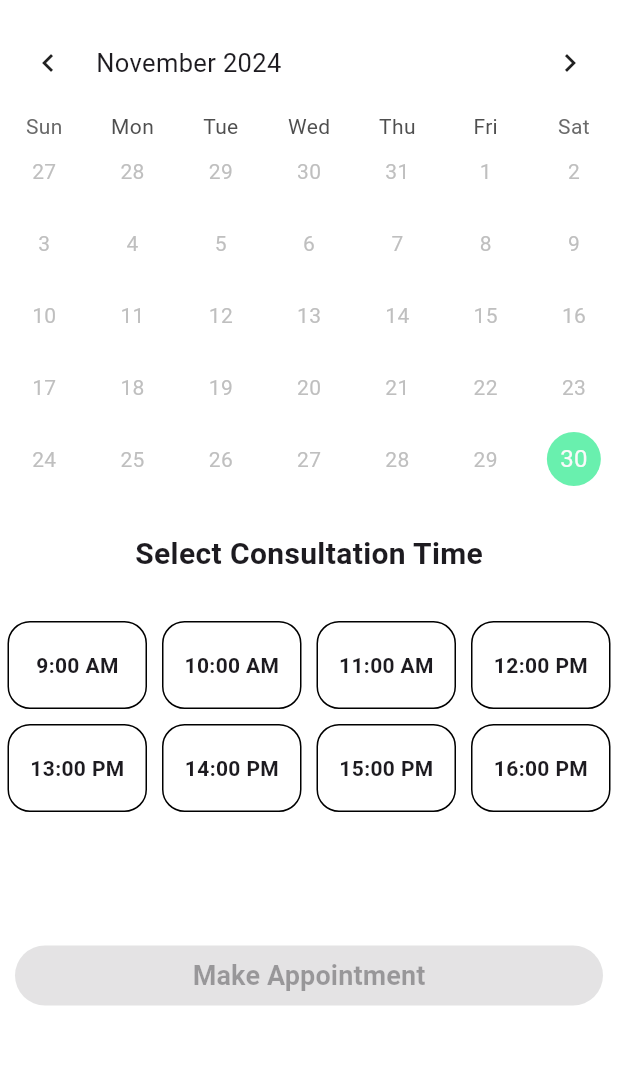
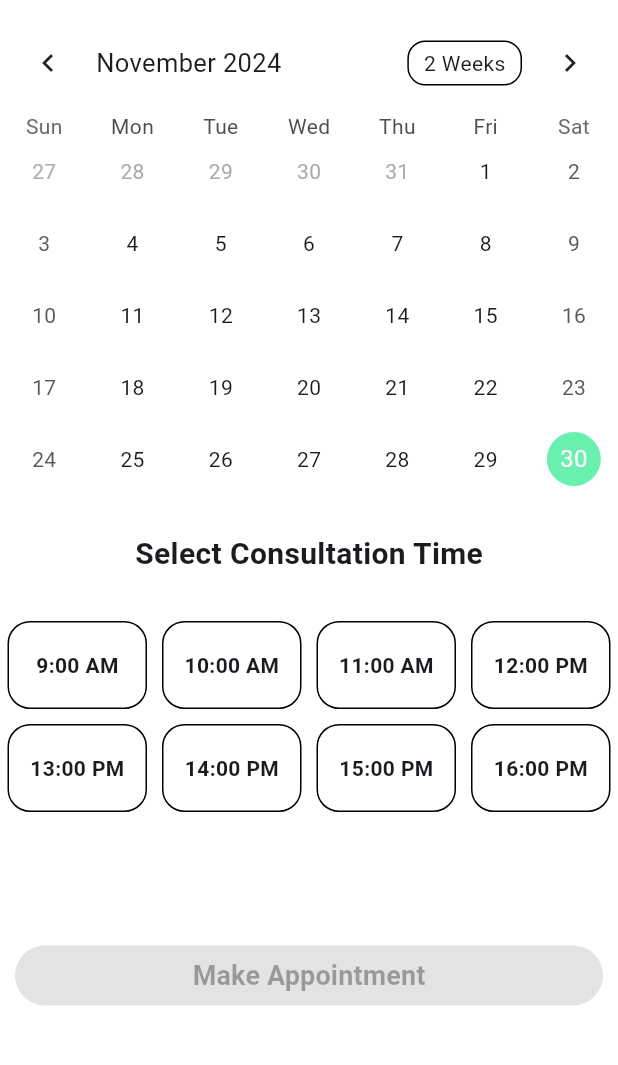
Before and after one commit to natanmuletahunde/DR-Apponitment_app, a Flutter app: the BookingPage screen opened by its route, on a phone screen of 412 x 824 dp, the part 69-1134 px from its top. Run offline on Flutter 3.47's test engine with Material 3 defaults, Android fonts, the phone set to English and light mode, and no system bars; drawn by our look-alikes of table_calendar; our stand-ins replace font_awesome_flutter, lottie.

Commit message:
fix the error in the success_booked.dart

```diff
--- a/lib/screens/booking_page.dart
+++ b/lib/screens/booking_page.dart
@@ -15,7 +15,7 @@ class BookingPage extends StatefulWidget {
 class _BookingPageState extends State<BookingPage> {
   CalendarFormat _format = CalendarFormat.month;
   DateTime _focusDay = DateTime.now();
-  DateTime _currentDay = DateTime.now(); // Declare _currentDay here
+  DateTime _currentDay = DateTime.now();
   int? _currentIndex;
   bool _isWeekend = false;
   bool _dateSelected = false;
@@ -38,7 +38,7 @@ class _BookingPageState extends State<BookingPage> {
           SliverToBoxAdapter(
             child: Column(
               children: <Widget>[
-                _tableCalender(),
+                _tableCalendar(),
                 const Padding(
                   padding: EdgeInsets.symmetric(
                     horizontal: 10,
@@ -57,12 +57,13 @@ class _BookingPageState extends State<BookingPage> {
               ],
             ),
           ),
-          // Display message for weekends or grid for time selection
           _isWeekend
               ? SliverToBoxAdapter(
                   child: Container(
                     padding: const EdgeInsets.symmetric(
-                        horizontal: 10, vertical: 30),
+                      horizontal: 10,
+                      vertical: 30,
+                    ),
                     alignment: Alignment.center,
                     child: const Text(
                       'Weekend is not available, please select another date',
@@ -117,42 +118,41 @@ class _BookingPageState extends State<BookingPage> {
                     childAspectRatio: 1.5,
                   ),
                 ),
-   SliverToBoxAdapter(
+          SliverToBoxAdapter(
   child: Container(
     padding: const EdgeInsets.symmetric(horizontal: 10, vertical: 80),
     child: Button(
       title: 'Make Appointment',
       width: double.infinity,
-      // Use an empty function when the button is disabled
-      onPressed: _timeSelected && _dateSelected
+      // Handle the onPressed logic
+      onPressed: (_timeSelected && _dateSelected)
           ? () {
               // Navigate to success_booking page when the button is pressed
               Navigator.of(context).pushReplacementNamed('success_booking');
             }
-          : () {}, // Empty function when the button is disabled
-      disable: _timeSelected && _dateSelected ? false : true,
+          : () {}, // No-op function for when the button is disabled
+      disable: !(_timeSelected && _dateSelected), // Disable the button if conditions are not met
       // Set background color to green when enabled
-      buttonColor: _timeSelected && _dateSelected
+      buttonColor: (_timeSelected && _dateSelected)
           ? Colors.green // Green when enabled
           : Colors.grey, // Grey when disabled
     ),
   ),
 )
 
-
         ],
       ),
     );
   }
 
-  // Table calendar widget
-  Widget _tableCalender() {
+  // Table calendar widget with dynamic and scrollable date
+  Widget _tableCalendar() {
     return TableCalendar(
-      focusedDay: _focusDay, // Ensure _focusDay is initialized properly
-      firstDay: DateTime.now(),
-      lastDay: DateTime(2024, 11, 30), // Updated for the proper date format
+      focusedDay: _focusDay,
+      firstDay: DateTime(2022), // Allow scrolling to past years
+      lastDay: DateTime(2030), // Allow scrolling to future years
       calendarFormat: _format,
-      currentDay: _currentDay, // Use _currentDay here
+      currentDay: _currentDay,
       rowHeight: 48,
       calendarStyle: const CalendarStyle(
         todayDecoration: BoxDecoration(
@@ -162,6 +162,8 @@ class _BookingPageState extends State<BookingPage> {
       ),
       availableCalendarFormats: const {
         CalendarFormat.month: 'Month',
+        CalendarFormat.twoWeeks: '2 Weeks',
+        CalendarFormat.week: 'Week',
       },
       onFormatChanged: (format) {
         setState(() {
@@ -174,7 +176,9 @@ class _BookingPageState extends State<BookingPage> {
           _focusDay = focusedDay;
           _dateSelected = true;
 
-          if (selectedDay.weekday == 6 || selectedDay.weekday == 7) {
+          // Check if selected day is a weekend
+          if (selectedDay.weekday == DateTime.saturday ||
+              selectedDay.weekday == DateTime.sunday) {
             _isWeekend = true;
             _timeSelected = false;
             _currentIndex = null;
@@ -185,7 +189,6 @@ class _BookingPageState extends State<BookingPage> {
       },
       onPageChanged: (focusedDay) {
         setState(() {
-          // Update _focusDay when the user scrolls to a new month
           _focusDay = focusedDay;
         });
       },
```
Also changed, not shown: lib/screens/success.booked.dart (+15 -3 lines).
